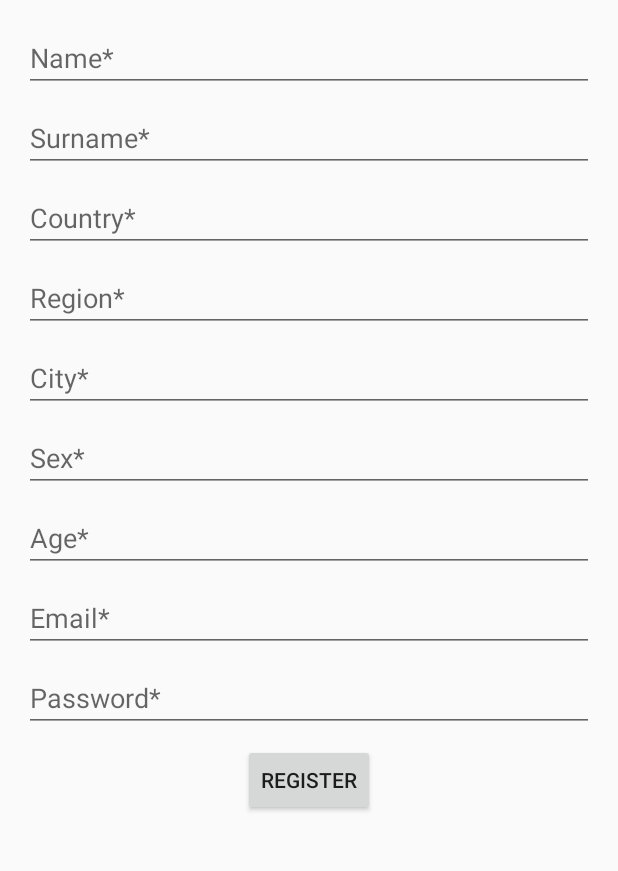
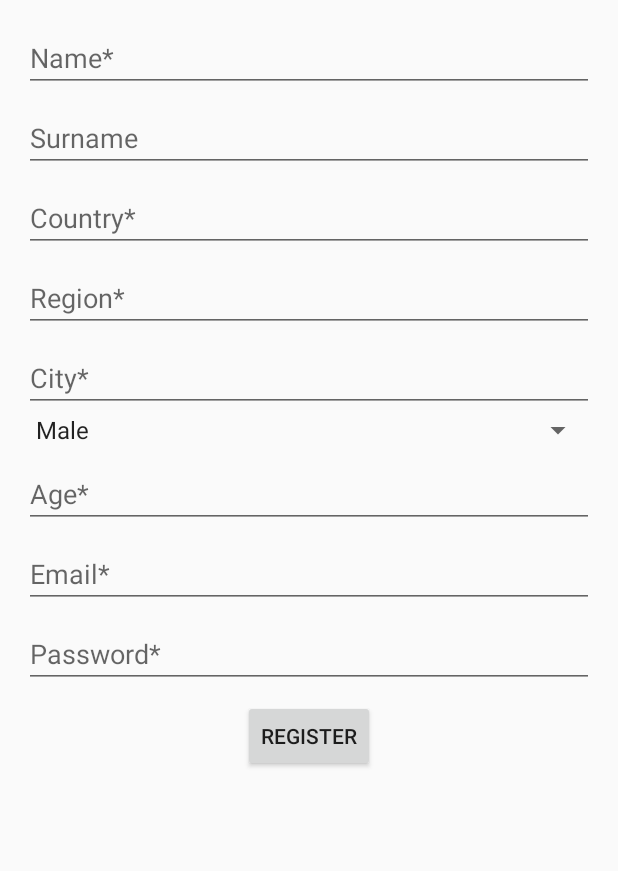
Before and after one commit to alexbur7/Chat_Yes_u_Du, an Android app: the fragment RegisterFragment placed in its activity, after a tap on "REGISTER", on a phone screen of 412 x 824 dp, the part 84-955 px from its top. Run offline under Robolectric (Android 15) with nearby library versions, the phone set to English and light mode, and no system bars; our stand-ins replace ButterKnife, Firebase (no records; nobody signed in at launch, a user with empty details on screens opened directly); 2 statements that could not run were skipped.

Commit message:
fixed bag

```diff
--- a/app/src/main/java/com/example/myproject/AccountFragment.java
+++ b/app/src/main/java/com/example/myproject/AccountFragment.java
@@ -132,7 +132,10 @@ public class AccountFragment extends Fragment {
         cityTextView.setText(User.getCurrentUser().getCity());
         ageTextView.setText(String.valueOf(User.getCurrentUser().getAge()));
         sexTextView.setText(User.getCurrentUser().getSex());
-        nameTextView.setText(User.getCurrentUser().getName()+" "+User.getCurrentUser().getSurname());
+        if (User.getCurrentUser().getSurname().equals(""))
+        nameTextView.setText(User.getCurrentUser().getName());
+        else
+            nameTextView.setText(User.getCurrentUser().getName() +" "+User.getCurrentUser().getSurname());
     }
 
     private void setCurrentUser() {
--- a/app/src/main/java/com/example/myproject/RegisterFragment.java
+++ b/app/src/main/java/com/example/myproject/RegisterFragment.java
@@ -8,6 +8,7 @@ import android.view.View;
 import android.view.ViewGroup;
 import android.widget.Button;
 import android.widget.EditText;
+import android.widget.Spinner;
 import android.widget.Toast;
 
 import androidx.annotation.NonNull;
@@ -32,6 +33,7 @@ public class RegisterFragment extends Fragment {
     private FirebaseDatabase db;
     private DatabaseReference ref;
     private Callbacks callbacks;
+    private Spinner spinner;
 
     @BindView(R.id.name_edit_text)
     EditText nameEditText;
@@ -47,8 +49,6 @@ public class RegisterFragment extends Fragment {
     EditText emailEditText;
     @BindView(R.id.password_reg_edit_text)
     EditText passwordEditText;
-    @BindView(R.id.sex_reg_edit_text)
-    EditText sexEditText;
     @BindView(R.id.age_reg_edit_text)
     EditText ageEditText;
     @BindView(R.id.registration_button)
@@ -66,6 +66,7 @@ public class RegisterFragment extends Fragment {
         ButterKnife.bind(this,v);
         auth = FirebaseAuth.getInstance();
         db = FirebaseDatabase.getInstance();
+        spinner = v.findViewById(R.id.spinner_sex);
         return v;
     }
 
@@ -76,11 +77,11 @@ public class RegisterFragment extends Fragment {
         final  String city = cityEditText.getText().toString();
         final  String email = emailEditText.getText().toString();
         final  String password = passwordEditText.getText().toString();
-        final  String sex = sexEditText.getText().toString();
+        final  String sex = spinner.getSelectedItem().toString();
         final  String region = regionEditText.getText().toString();
         final  int age = Integer.parseInt(ageEditText.getText().toString());
 
-        if (name.isEmpty() || surname.isEmpty() || country.isEmpty() || city.isEmpty() || email.isEmpty() || password.isEmpty() || sex.isEmpty() || region.isEmpty() || age<0){
+        if (name.isEmpty() || country.isEmpty() || city.isEmpty() || email.isEmpty() || password.isEmpty() || sex.isEmpty() || region.isEmpty() || age<0){
             Toast.makeText(getActivity(),R.string.reject_reg,Toast.LENGTH_SHORT).show();
             return;
         }
--- a/app/src/main/res/layout/register_fragment.xml
+++ b/app/src/main/res/layout/register_fragment.xml
@@ -37,12 +37,11 @@
         android:layout_width="match_parent"
         android:layout_height="wrap_content"
         android:hint="@string/city_hint"/>
-    <EditText
-        android:id="@+id/sex_reg_edit_text"
-        android:layout_marginTop="8dp"
+    <Spinner
+        android:id="@+id/spinner_sex"
         android:layout_width="match_parent"
         android:layout_height="wrap_content"
-        android:hint="@string/sex_reg_hint"/>
+        android:entries="@array/sex_for_spinner"/>
     <EditText
         android:id="@+id/age_reg_edit_text"
         android:layout_marginTop="8dp"
--- a/app/src/main/res/values/strings.xml
+++ b/app/src/main/res/values/strings.xml
@@ -5,7 +5,7 @@
     <string name="pass_hint">Password</string>
     <string name="pass_reg_hint">Password*</string>
     <string name="name_hint">Name*</string>
-    <string name="surname_hint">Surname*</string>
+    <string name="surname_hint">Surname</string>
     <string name="country_hint">Country*</string>
     <string name="city_hint">City*</string>
     <string name="reg_button_text">Register</string>
@@ -42,4 +42,8 @@
     <string name="search_pos_button_text">search</string>
     <string name="enter_email_and_password">Enter email and password for login</string>
     <string name="password_length_short">Password is short</string>
+    <string-array name="sex_for_spinner">
+        <item>Male</item>
+        <item>Female</item>
+    </string-array>
 </resources>
```
Also changed, not shown: 1 other file.
